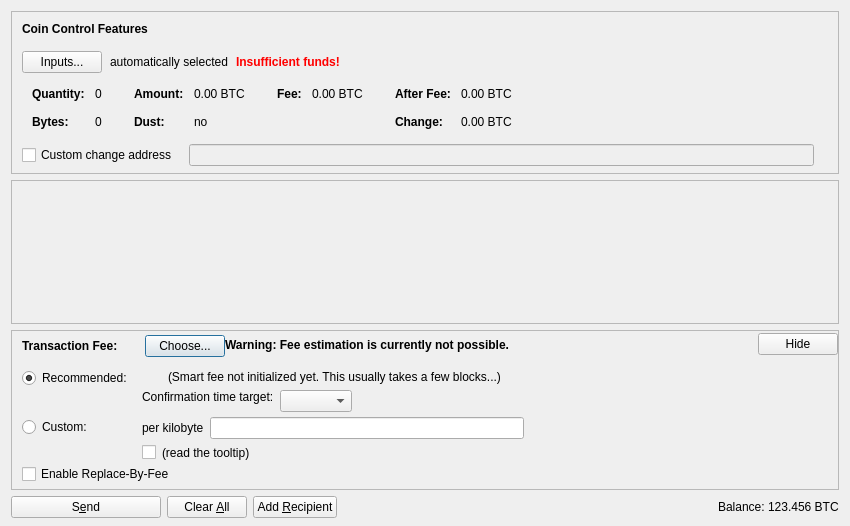
Old version of the form src/qt/forms/sendcoinsdialog.ui in the repository Crixpx/polis.
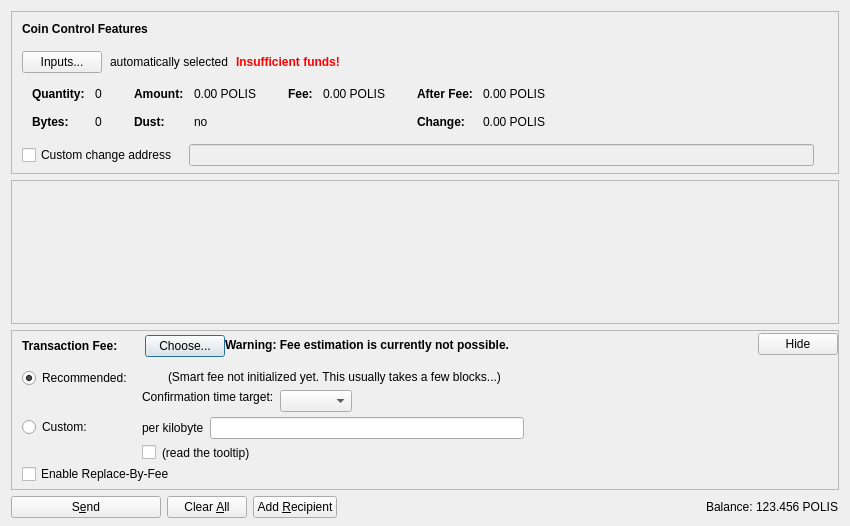
New version of the form. Icons and pictures are not drawn. Custom widgets are drawn as their Qt base class.

Commit message: BTC to POLIS

Diff of the .ui file:
```diff
--- a/src/qt/forms/sendcoinsdialog.ui
+++ b/src/qt/forms/sendcoinsdialog.ui
@@ -324,7 +324,7 @@
                   <enum>Qt::ActionsContextMenu</enum>
                  </property>
                  <property name="text">
-                  <string notr="true">0.00 BTC</string>
+                  <string notr="true">0.00 POLIS</string>
                  </property>
                  <property name="textInteractionFlags">
                   <set>Qt::LinksAccessibleByMouse|Qt::TextSelectableByKeyboard|Qt::TextSelectableByMouse</set>
@@ -404,7 +404,7 @@
                   <enum>Qt::ActionsContextMenu</enum>
                  </property>
                  <property name="text">
-                  <string notr="true">0.00 BTC</string>
+                  <string notr="true">0.00 POLIS</string>
                  </property>
                  <property name="textInteractionFlags">
                   <set>Qt::LinksAccessibleByMouse|Qt::TextSelectableByKeyboard|Qt::TextSelectableByMouse</set>
@@ -455,7 +455,7 @@
                   <enum>Qt::ActionsContextMenu</enum>
                  </property>
                  <property name="text">
-                  <string notr="true">0.00 BTC</string>
+                  <string notr="true">0.00 POLIS</string>
                  </property>
                  <property name="textInteractionFlags">
                   <set>Qt::LinksAccessibleByMouse|Qt::TextSelectableByKeyboard|Qt::TextSelectableByMouse</set>
@@ -484,7 +484,7 @@
                   <enum>Qt::ActionsContextMenu</enum>
                  </property>
                  <property name="text">
-                  <string notr="true">0.00 BTC</string>
+                  <string notr="true">0.00 POLIS</string>
                  </property>
                  <property name="textInteractionFlags">
                   <set>Qt::LinksAccessibleByMouse|Qt::TextSelectableByKeyboard|Qt::TextSelectableByMouse</set>
@@ -1247,7 +1247,7 @@
           <cursorShape>IBeamCursor</cursorShape>
          </property>
          <property name="text">
-          <string notr="true">123.456 BTC</string>
+          <string notr="true">123.456 POLIS</string>
          </property>
          <property name="textInteractionFlags">
           <set>Qt::LinksAccessibleByMouse|Qt::TextSelectableByKeyboard|Qt::TextSelectableByMouse</set>
```
Left out of the diff: 18 changed lines with no effect on the pictures. The commit also changes 1023 other files.
